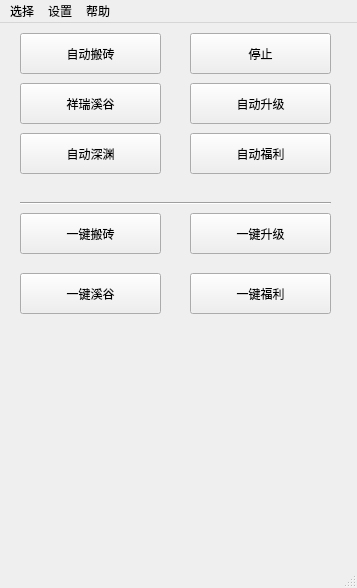
Qt form voyager/ui/main.ui (seayona/dnf) before a commit.
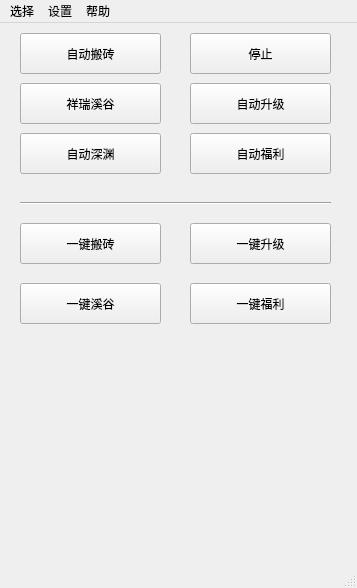
The same form after that commit.

Commit message: FIX：一键升级

```diff
--- a/voyager/ui/main.ui
+++ b/voyager/ui/main.ui
@@ -73,7 +73,7 @@
     <property name="geometry">
      <rect>
       <x>20</x>
-      <y>190</y>
+      <y>200</y>
       <width>141</width>
       <height>41</height>
      </rect>
@@ -86,7 +86,7 @@
     <property name="geometry">
      <rect>
       <x>190</x>
-      <y>190</y>
+      <y>200</y>
       <width>141</width>
       <height>41</height>
      </rect>
@@ -125,7 +125,7 @@
     <property name="geometry">
      <rect>
       <x>20</x>
-      <y>250</y>
+      <y>260</y>
       <width>141</width>
       <height>41</height>
      </rect>
@@ -138,7 +138,7 @@
     <property name="geometry">
      <rect>
       <x>190</x>
-      <y>250</y>
+      <y>260</y>
       <width>141</width>
       <height>41</height>
      </rect>
```
The commit also changes 1 other file.
